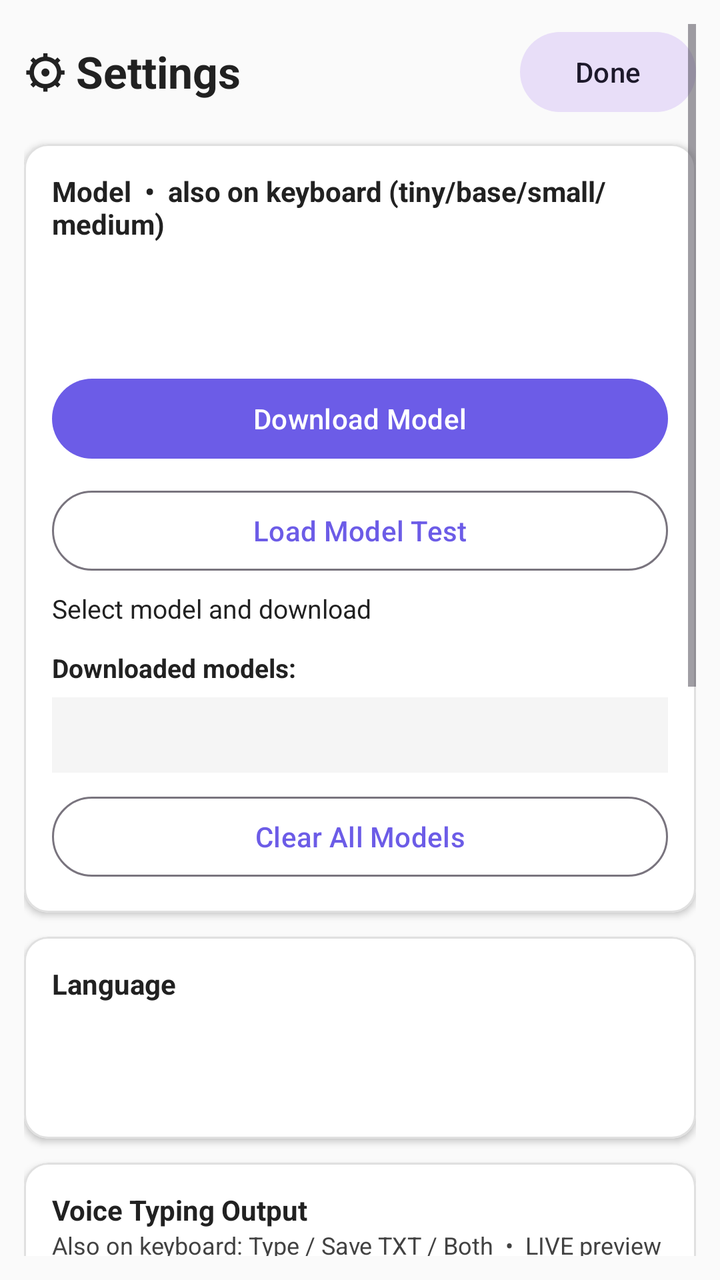
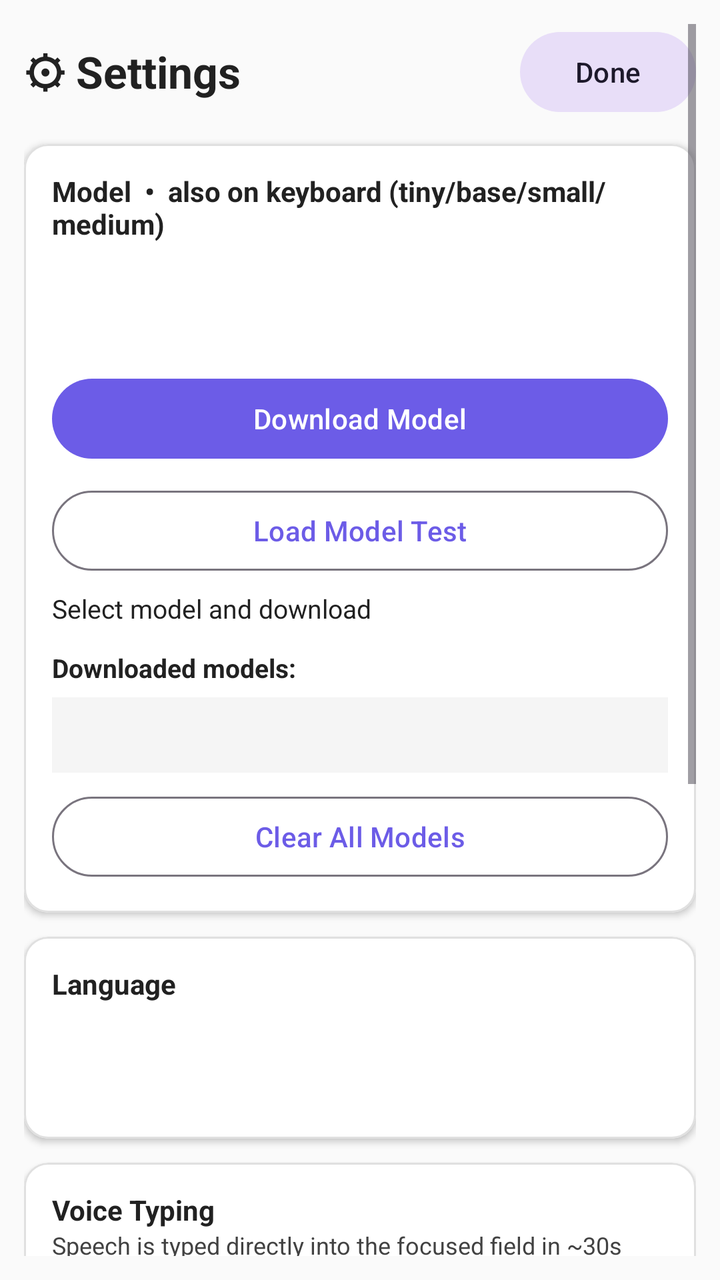

An Android layout rendered at two revisions. The XML below is the earlier revision; the diff shows what the commit changed to produce the second picture.
<!-- AndroidManifest.xml: application theme Theme.WhisperKeyboard -->
<!-- res/layout/activity_settings.xml -->
<?xml version="1.0" encoding="utf-8"?>
<ScrollView xmlns:android="http://schemas.android.com/apk/res/android"
    xmlns:app="http://schemas.android.com/apk/res-auto"
    android:layout_width="match_parent" android:layout_height="match_parent"
    android:background="#FAFAFA" android:padding="12dp">

    <LinearLayout android:orientation="vertical" android:layout_width="match_parent" android:layout_height="wrap_content">

        
        <LinearLayout android:orientation="horizontal" android:layout_width="match_parent" android:layout_height="wrap_content" android:gravity="center_vertical">
            <TextView android:text="⚙ Settings" android:textSize="22sp" android:textStyle="bold" android:textColor="#212121" android:layout_width="0dp" android:layout_weight="1" android:layout_height="wrap_content"/>
            <com.google.android.material.button.MaterialButton android:id="@+id/btnSettingsDone" android:text="Done" style="@style/Widget.Material3.Button.TonalButton" android:layout_width="wrap_content" android:layout_height="wrap_content"/>
        </LinearLayout>

        
        <com.google.android.material.card.MaterialCardView android:layout_width="match_parent" android:layout_height="wrap_content" app:cardCornerRadius="12dp" app:cardElevation="2dp" app:cardBackgroundColor="#FFFFFF" android:layout_marginTop="12dp" app:strokeColor="#E0E0E0" app:strokeWidth="1dp">
            <LinearLayout android:orientation="vertical" android:layout_width="match_parent" android:layout_height="wrap_content" android:padding="14dp">
                <TextView android:text="Model  •  also on keyboard (tiny/base/small/medium)" android:textStyle="bold" android:textSize="14sp" android:textColor="#212121" android:layout_width="wrap_content" android:layout_height="wrap_content"/>
                <Spinner android:id="@+id/spinnerModel" android:layout_width="match_parent" android:layout_height="48dp" android:background="#FFFFFF" android:popupBackground="#FFFFFF" android:layout_marginTop="8dp" android:padding="8dp"/>
                <com.google.android.material.button.MaterialButton android:id="@+id/btnDownloadModel" android:text="Download Model" android:layout_width="match_parent" android:layout_height="wrap_content" android:layout_marginTop="8dp"/>
                <com.google.android.material.button.MaterialButton android:id="@+id/btnTestModel" android:text="Load Model Test" style="@style/Widget.Material3.Button.OutlinedButton" android:layout_width="match_parent" android:layout_height="wrap_content" android:layout_marginTop="8dp"/>
                <ProgressBar android:id="@+id/progressModel" style="?android:attr/progressBarStyleHorizontal" android:layout_width="match_parent" android:layout_height="10dp" android:visibility="gone" android:layout_marginTop="8dp"/>
                <TextView android:id="@+id/tvDownloadStatus" android:text="Select model and download" android:textSize="13sp" android:textColor="#212121" android:layout_width="wrap_content" android:layout_height="wrap_content" android:layout_marginTop="6dp"/>
                <TextView android:text="Downloaded models:" android:textStyle="bold" android:textSize="13sp" android:textColor="#212121" android:layout_width="wrap_content" android:layout_height="wrap_content" android:layout_marginTop="12dp"/>
                <TextView android:id="@+id/tvModelInfo" android:text="" android:fontFamily="monospace" android:textSize="13sp" android:textColor="#212121" android:background="#F5F5F5" android:padding="10dp" android:layout_width="match_parent" android:layout_height="wrap_content" android:layout_marginTop="6dp"/>
                <com.google.android.material.button.MaterialButton android:id="@+id/btnClearModels" android:text="Clear All Models" style="@style/Widget.Material3.Button.OutlinedButton" android:layout_width="match_parent" android:layout_height="wrap_content" android:layout_marginTop="8dp"/>
            </LinearLayout>
        </com.google.android.material.card.MaterialCardView>

        
        <com.google.android.material.card.MaterialCardView android:layout_width="match_parent" android:layout_height="wrap_content" app:cardCornerRadius="12dp" app:cardElevation="2dp" app:cardBackgroundColor="#FFFFFF" android:layout_marginTop="12dp" app:strokeColor="#E0E0E0" app:strokeWidth="1dp">
            <LinearLayout android:orientation="vertical" android:layout_width="match_parent" android:layout_height="wrap_content" android:padding="14dp">
                <TextView android:text="Language" android:textStyle="bold" android:textSize="14sp" android:textColor="#212121" android:layout_width="wrap_content" android:layout_height="wrap_content"/>
                <Spinner android:id="@+id/spinnerLang" android:layout_width="match_parent" android:layout_height="48dp" android:background="#FFFFFF" android:popupBackground="#FFFFFF" android:layout_marginTop="6dp" android:padding="8dp"/>
            </LinearLayout>
        </com.google.android.material.card.MaterialCardView>

        
        <com.google.android.material.card.MaterialCardView android:layout_width="match_parent" android:layout_height="wrap_content" app:cardCornerRadius="12dp" app:cardElevation="2dp" app:cardBackgroundColor="#FFFFFF" android:layout_marginTop="12dp" app:strokeColor="#E0E0E0" app:strokeWidth="1dp">
            <LinearLayout android:orientation="vertical" android:layout_width="match_parent" android:layout_height="wrap_content" android:padding="14dp">
                <TextView android:text="Voice Typing Output" android:textStyle="bold" android:textSize="14sp" android:textColor="#212121" android:layout_width="wrap_content" android:layout_height="wrap_content"/>
                <TextView android:text="Also on keyboard: Type / Save TXT / Both  •  LIVE preview  •  VAD auto-stop  •  BT mic" android:textSize="12sp" android:textColor="#424242" android:layout_width="wrap_content" android:layout_height="wrap_content"/>
                <RadioGroup android:id="@+id/radioEntryMode" android:orientation="vertical" android:layout_width="match_parent" android:layout_height="wrap_content" android:layout_marginTop="8dp">
                    <RadioButton android:id="@+id/radioEntryType" android:text="Type into focus area (keyboard)" android:textSize="13sp" android:textColor="#212121" android:checked="true"/>
                    <RadioButton android:id="@+id/radioEntryTxt" android:text="Save to TXT — Documents/WhisperNotes/" android:textSize="13sp" android:textColor="#212121"/>
                    <RadioButton android:id="@+id/radioEntryBoth" android:text="Both — type + save TXT" android:textSize="13sp" android:textColor="#212121"/>
                </RadioGroup>

                <TextView android:text="Accuracy" android:textStyle="bold" android:textSize="14sp" android:textColor="#212121" android:layout_width="wrap_content" android:layout_height="wrap_content" android:layout_marginTop="12dp"/>
                <LinearLayout android:orientation="horizontal" android:layout_width="match_parent" android:layout_height="wrap_content" android:layout_marginTop="6dp">
                    <com.google.android.material.switchmaterial.SwitchMaterial android:id="@+id/switchVad" android:text="VAD auto-stop" android:textSize="13sp" android:textColor="#212121" android:layout_width="0dp" android:layout_weight="1" android:layout_height="wrap_content" android:checked="true"/>
                    <com.google.android.material.switchmaterial.SwitchMaterial android:id="@+id/switchLive" android:text="LIVE typing" android:textSize="13sp" android:textColor="#212121" android:layout_width="0dp" android:layout_weight="1" android:layout_height="wrap_content" android:checked="true"/>
                </LinearLayout>
                <LinearLayout android:orientation="horizontal" android:layout_width="match_parent" android:layout_height="wrap_content" android:layout_marginTop="6dp">
                    <com.google.android.material.switchmaterial.SwitchMaterial android:id="@+id/switchBt" android:text="Bluetooth mic" android:textSize="13sp" android:textColor="#212121" android:layout_width="0dp" android:layout_weight="1" android:layout_height="wrap_content"/>
                    <com.google.android.material.switchmaterial.SwitchMaterial android:id="@+id/switchCaps" android:text="Auto caps" android:textSize="13sp" android:textColor="#212121" android:layout_width="0dp" android:layout_weight="1" android:layout_height="wrap_content" android:checked="true"/>
                </LinearLayout>
                <TextView android:text="VAD: silence 1.3s → auto Stop. LIVE: composing preview while speaking. BT: VOICE_COMMUNICATION." android:textSize="12sp" android:textColor="#424242" android:layout_width="wrap_content" android:layout_height="wrap_content" android:layout_marginTop="6dp"/>
            </LinearLayout>
        </com.google.android.material.card.MaterialCardView>

        
        <com.google.android.material.card.MaterialCardView android:layout_width="match_parent" android:layout_height="wrap_content" app:cardCornerRadius="12dp" app:cardElevation="2dp" app:cardBackgroundColor="#E8F5F0" app:strokeColor="#B2DFDB" app:strokeWidth="1dp" android:layout_marginTop="12dp">
            <LinearLayout android:orientation="vertical" android:layout_width="match_parent" android:layout_height="wrap_content" android:padding="14dp">
                <LinearLayout android:orientation="horizontal" android:layout_width="match_parent" android:layout_height="wrap_content" android:gravity="center_vertical">
                    <TextView android:text="Mic Bubble (one-tap switch)" android:textStyle="bold" android:textSize="14sp" android:textColor="#212121" android:layout_width="0dp" android:layout_weight="1" android:layout_height="wrap_content"/>
                    <com.google.android.material.switchmaterial.SwitchMaterial android:id="@+id/switchBubble" android:layout_width="wrap_content" android:layout_height="wrap_content"/>
                </LinearLayout>
                <TextView android:text="Floating 🎤 on screen - tap: Whisper ↔ your keyboard. Drag to move." android:textSize="12sp" android:textColor="#424242" android:layout_width="wrap_content" android:layout_height="wrap_content"/>
                <LinearLayout android:orientation="horizontal" android:layout_width="match_parent" android:layout_height="wrap_content" android:gravity="center_vertical" android:layout_marginTop="6dp">
                    <TextView android:text="Transparency:" android:textSize="12sp" android:textColor="#212121" android:layout_width="wrap_content" android:layout_height="wrap_content" android:paddingEnd="6dp"/>
                    <SeekBar android:id="@+id/seekBubbleAlpha" android:layout_width="0dp" android:layout_weight="1" android:layout_height="wrap_content" android:max="80" android:progress="20"/>
                    <TextView android:id="@+id/tvBubbleAlpha" android:text="75%" android:textSize="12sp" android:textStyle="bold" android:textColor="#212121" android:layout_width="44dp" android:layout_height="wrap_content" android:gravity="end"/>
                </LinearLayout>
            </LinearLayout>
        </com.google.android.material.card.MaterialCardView>

        <com.google.android.material.button.MaterialButton android:id="@+id/btnSaveSettings" android:text="Save Settings (updates keyboard instantly)" android:layout_width="match_parent" android:layout_height="wrap_content" android:layout_marginTop="12dp"/>

    </LinearLayout>
</ScrollView>
<!-- resources referenced by this layout -->
<resources>
  <style name="Theme.WhisperKeyboard" parent="Theme.Material3.DayNight.NoActionBar">
          <item name="colorPrimary">#6C5CE7</item>
          <item name="colorPrimaryVariant">#5A4BD1</item>
          <item name="colorOnPrimary">#FFFFFF</item>
          <item name="colorSecondary">#A29BFE</item>
          <item name="android:statusBarColor">#2C2C3E</item>
      </style>
</resources>

<!-- the commit's change to res/layout/activity_settings.xml (unified diff, before → after) -->
@@ -38,13 +38,8 @@
         
         <com.google.android.material.card.MaterialCardView android:layout_width="match_parent" android:layout_height="wrap_content" app:cardCornerRadius="12dp" app:cardElevation="2dp" app:cardBackgroundColor="#FFFFFF" android:layout_marginTop="12dp" app:strokeColor="#E0E0E0" app:strokeWidth="1dp">
             <LinearLayout android:orientation="vertical" android:layout_width="match_parent" android:layout_height="wrap_content" android:padding="14dp">
-                <TextView android:text="Voice Typing Output" android:textStyle="bold" android:textSize="14sp" android:textColor="#212121" android:layout_width="wrap_content" android:layout_height="wrap_content"/>
-                <TextView android:text="Also on keyboard: Type / Save TXT / Both  •  LIVE preview  •  VAD auto-stop  •  BT mic" android:textSize="12sp" android:textColor="#424242" android:layout_width="wrap_content" android:layout_height="wrap_content"/>
-                <RadioGroup android:id="@+id/radioEntryMode" android:orientation="vertical" android:layout_width="match_parent" android:layout_height="wrap_content" android:layout_marginTop="8dp">
-                    <RadioButton android:id="@+id/radioEntryType" android:text="Type into focus area (keyboard)" android:textSize="13sp" android:textColor="#212121" android:checked="true"/>
-                    <RadioButton android:id="@+id/radioEntryTxt" android:text="Save to TXT — Documents/WhisperNotes/" android:textSize="13sp" android:textColor="#212121"/>
-                    <RadioButton android:id="@+id/radioEntryBoth" android:text="Both — type + save TXT" android:textSize="13sp" android:textColor="#212121"/>
-                </RadioGroup>
+                <TextView android:text="Voice Typing" android:textStyle="bold" android:textSize="14sp" android:textColor="#212121" android:layout_width="wrap_content" android:layout_height="wrap_content"/>
+                <TextView android:text="Speech is typed directly into the focused field in ~30s chunks as you pause. No TXT files." android:textSize="12sp" android:textColor="#424242" android:layout_width="wrap_content" android:layout_height="wrap_content"/>
 
                 <TextView android:text="Accuracy" android:textStyle="bold" android:textSize="14sp" android:textColor="#212121" android:layout_width="wrap_content" android:layout_height="wrap_content" android:layout_marginTop="12dp"/>
                 <LinearLayout android:orientation="horizontal" android:layout_width="match_parent" android:layout_height="wrap_content" android:layout_marginTop="6dp">
